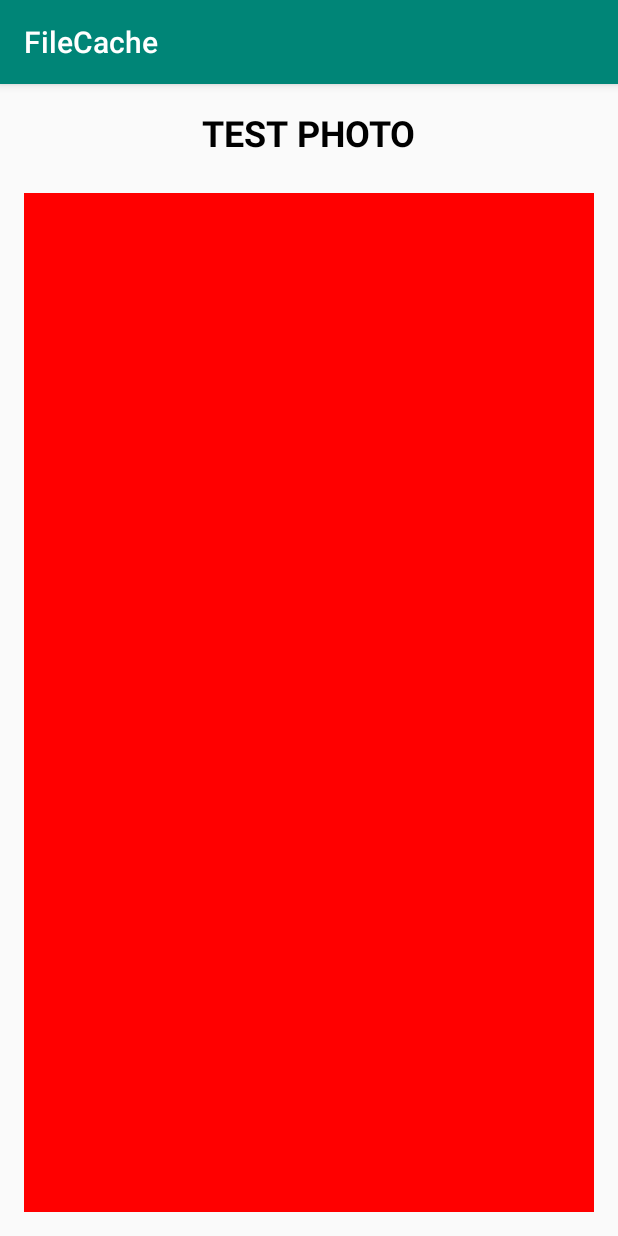
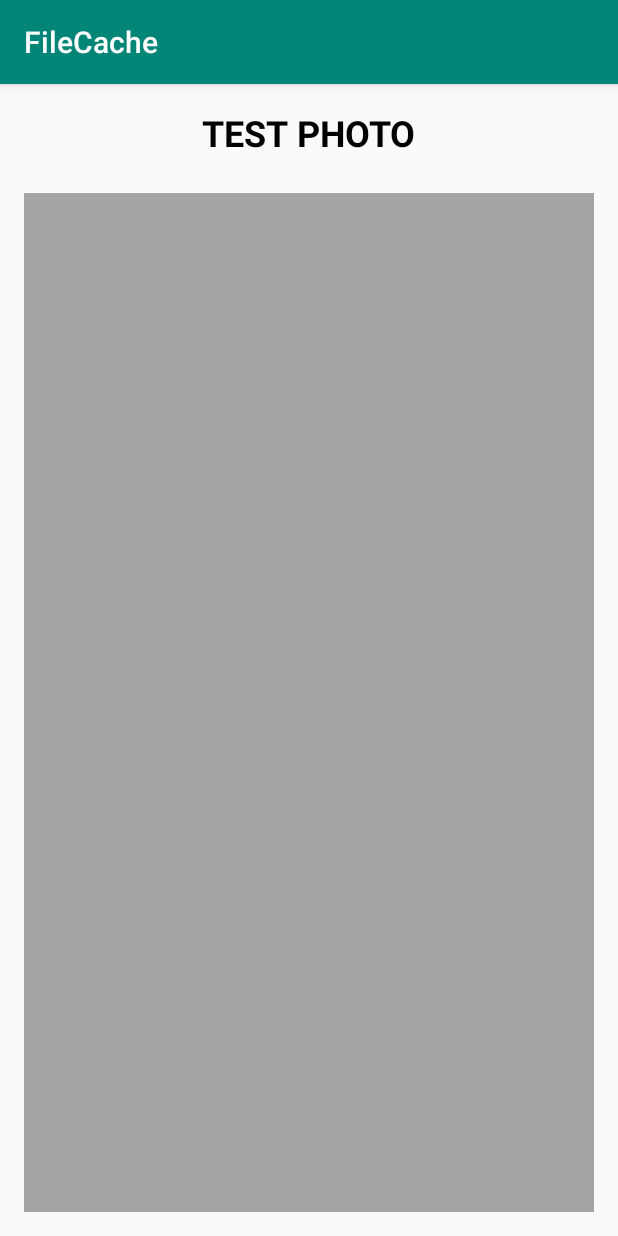
Before and after one commit to sakkeerhussain/Zyncy, an Android app: the screen it shows after launch (MainActivity), on a phone screen of 412 x 824 dp. Run offline under Robolectric (Android 15) with nearby library versions, the phone set to English and light mode, and no system bars.

Commit message:
Image view background updated

```diff
--- a/app/src/main/res/layout/activity_main.xml
+++ b/app/src/main/res/layout/activity_main.xml
@@ -25,7 +25,7 @@
             android:id="@+id/testImageView"
             android:layout_width="match_parent"
             android:layout_height="0dp"
-            android:background="#f00"
+            android:background="@color/grey"
             android:layout_marginBottom="16dp"
             android:layout_marginStart="16dp"
             android:layout_marginEnd="16dp"
--- a/app/src/main/res/values/colors.xml
+++ b/app/src/main/res/values/colors.xml
@@ -3,4 +3,6 @@
     <color name="colorPrimary">#008577</color>
     <color name="colorPrimaryDark">#00574B</color>
     <color name="colorAccent">#D81B60</color>
+
+    <color name="grey">#A5A5A5</color>
 </resources>
```
